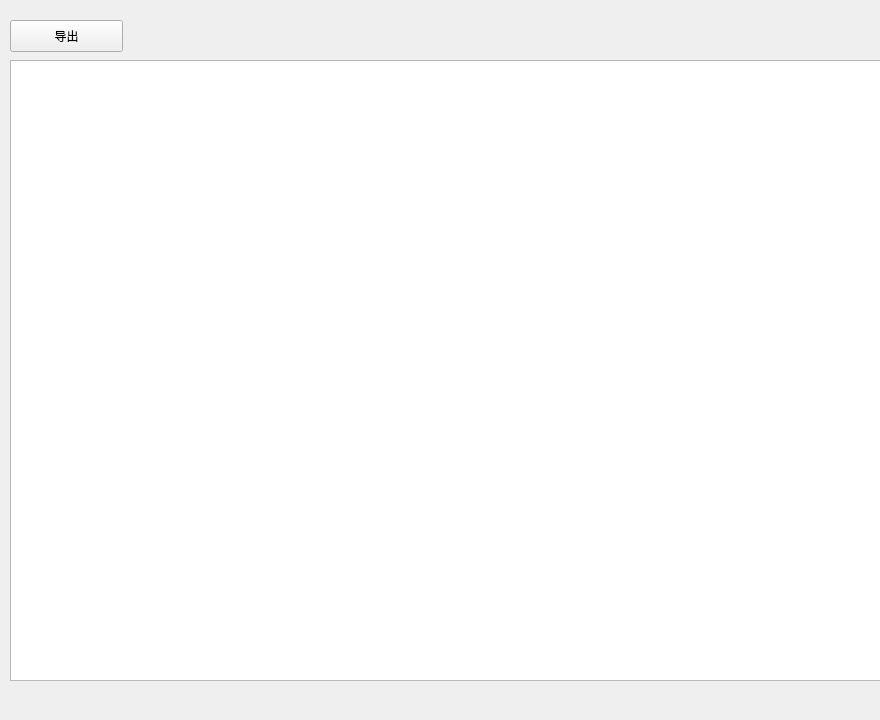
First picture: the form in View/stock/ui/ui_stock_unsalable_warning.ui, repository zgj0607/Py-store, before the edit.
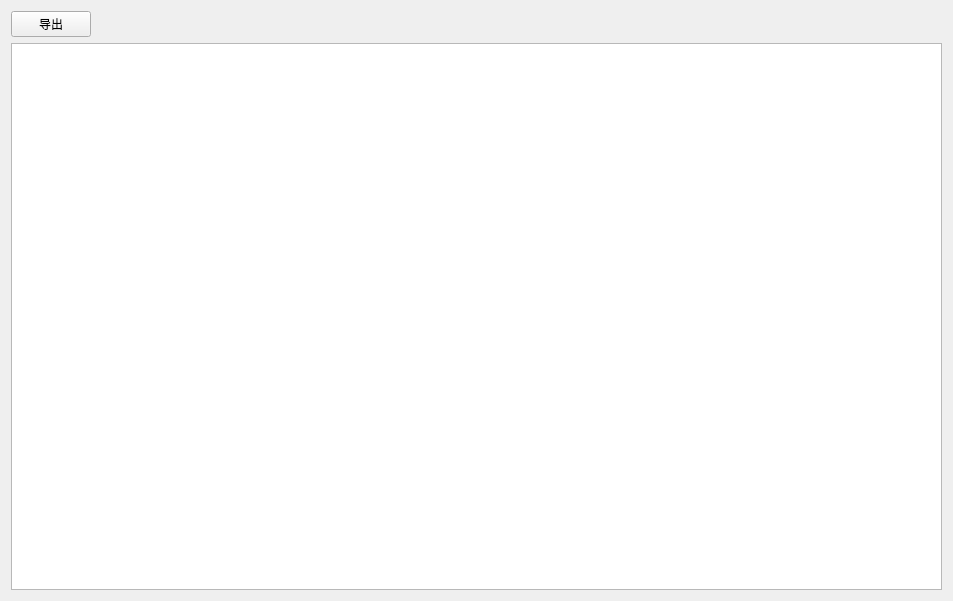
Second picture: the form after the edit.

The edit to the form file:
```diff
--- a/View/stock/ui/ui_stock_unsalable_warning.ui
+++ b/View/stock/ui/ui_stock_unsalable_warning.ui
@@ -6,36 +6,42 @@
    <rect>
     <x>0</x>
     <y>0</y>
-    <width>880</width>
-    <height>720</height>
+    <width>953</width>
+    <height>601</height>
    </rect>
   </property>
   <property name="windowTitle">
    <string>Form</string>
   </property>
+  <layout class="QVBoxLayout" name="verticalLayout">
+   <item>
+    <layout class="QHBoxLayout" name="horizontalLayout">
+     <item>
   <widget class="QPushButton" name="exportButton">
-   <property name="geometry">
-    <rect>
-     <x>10</x>
-     <y>20</y>
-     <width>113</width>
-     <height>32</height>
-    </rect>
-   </property>
    <property name="text">
     <string>导出</string>
    </property>
   </widget>
-  <widget class="QTableView" name="inventorywaringtableView">
-   <property name="geometry">
-    <rect>
-     <x>10</x>
-     <y>60</y>
-     <width>871</width>
-     <height>621</height>
-    </rect>
-   </property>
-  </widget>
+     </item>
+     <item>
+      <spacer name="horizontalSpacer">
+       <property name="orientation">
+        <enum>Qt::Horizontal</enum>
+       </property>
+       <property name="sizeHint" stdset="0">
+        <size>
+         <width>40</width>
+         <height>20</height>
+        </size>
+       </property>
+      </spacer>
+     </item>
+    </layout>
+   </item>
+   <item>
+    <widget class="QTableView" name="inventorywaringtableView"/>
+   </item>
+  </layout>
  </widget>
  <resources/>
  <connections/>
```
Lines whose indentation alone changed are shown as unchanged.
